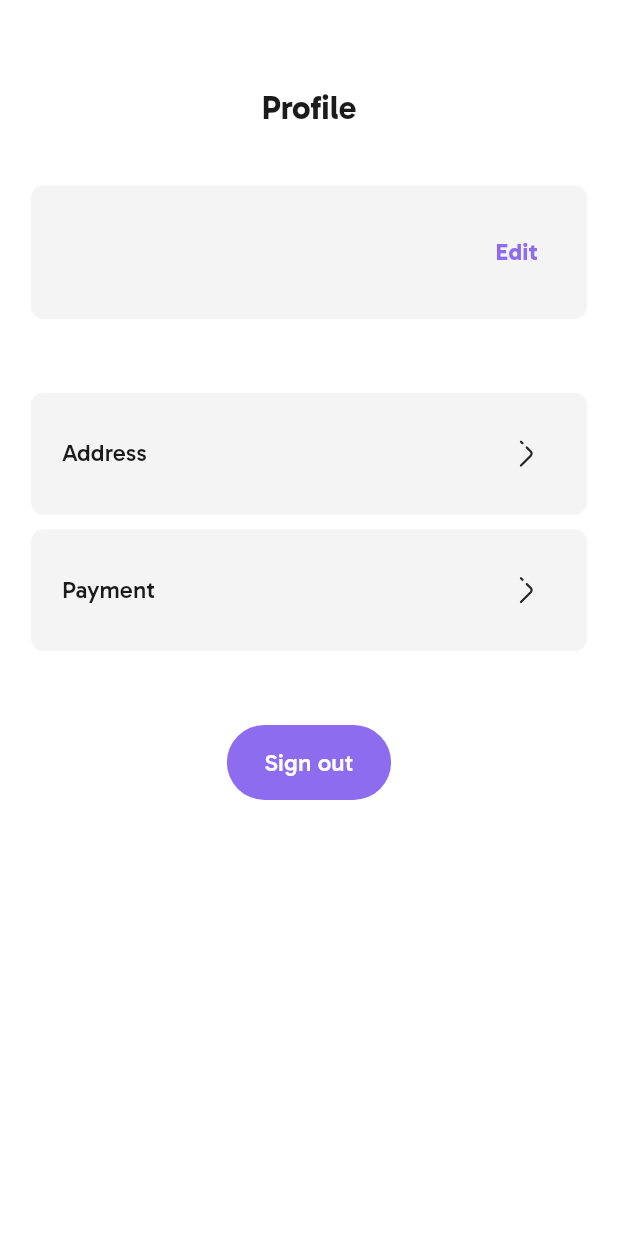
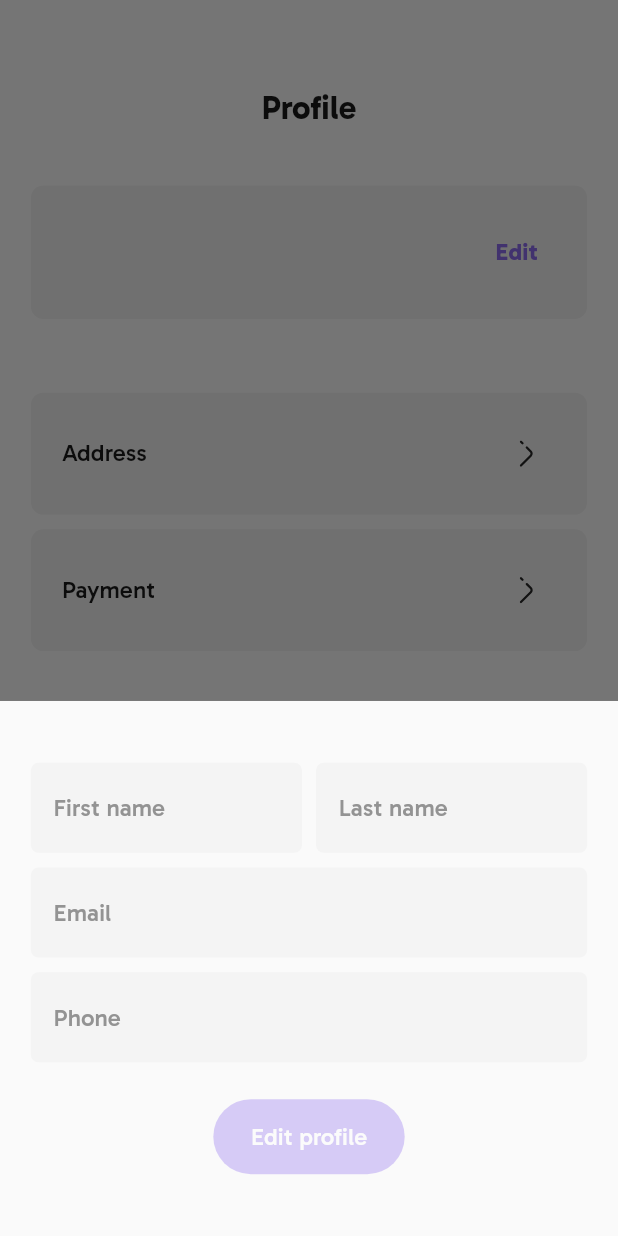
Before and after one commit to o-beckley/stitch, a Flutter app: the ProfileScreen screen opened directly, after a tap on "Edit", on a phone screen of 412 x 824 dp. Run offline on Flutter 3.47's test engine with Material 3 defaults, Android fonts, the phone set to English and light mode, and no system bars; our stand-ins replace cached_network_image, cloud_firestore, firebase_auth, firebase_core, flutter_screenutil, flutter_svg and 3 more; accounts and stored records are empty.

Commit message:
- Made a minor change to the address card - Created a form to edit the profile screen

```diff
--- a/lib/screens/home/address_screen.dart
+++ b/lib/screens/home/address_screen.dart
@@ -67,7 +67,8 @@ class _AddressScreenState extends State<AddressScreen> {
                         )
                     ),
                     child: CustomTile(
-                      title: "${address.street}, ${address.city}\n${address.state}, ${address.country}",
+                      title: "${address.street}, ${address.city}",
+                      subtitle: "${address.state}, ${address.country}",
                       trailing: CustomTextButton(
                         label: "Edit",
                         color: context.watch<UIColors>().primary,
--- a/lib/screens/home/profile_screen.dart
+++ b/lib/screens/home/profile_screen.dart
@@ -11,6 +11,7 @@ import 'package:stitch/utils/router_utils.dart';
 import 'package:stitch/widgets/app_bar.dart';
 import 'package:stitch/widgets/buttons.dart';
 import 'package:stitch/widgets/custom_tile.dart';
+import 'package:stitch/widgets/profile_form.dart';
 
 class ProfileScreen extends StatefulWidget {
   const ProfileScreen({super.key});
@@ -43,7 +44,17 @@ class _ProfileScreenState extends State<ProfileScreen> {
                   label: "Edit",
                   color: context.watch<UIColors>().primary,
                   onTap: (){
-                    // TODO: navigate to edit profile screen or show a modal bottom sheet? 🙂
+                    showModalBottomSheet(
+                        context: context,
+                        isScrollControlled: true,
+                        shape: RoundedRectangleBorder(),
+                        builder: (context){
+                          return Padding(
+                            padding: EdgeInsets.only(bottom: MediaQuery.of(context).viewInsets.bottom),
+                            child: ProfileForm(),
+                          );
+                        }
+                    );
                   },
                 ),
               ),
--- /dev/null
+++ b/lib/widgets/profile_form.dart
@@ -0,0 +1,123 @@
+import 'package:flutter/material.dart';
+import 'package:flutter_screenutil/flutter_screenutil.dart';
+import 'package:go_router/go_router.dart';
+import 'package:provider/provider.dart';
+import 'package:stitch/network_services/user_management_service.dart';
+import 'package:stitch/utils/toasts.dart';
+import 'package:stitch/widgets/buttons.dart';
+import 'package:stitch/widgets/text_field.dart';
+
+class ProfileForm extends StatefulWidget {
+
+  const ProfileForm({super.key});
+
+  @override
+  State<ProfileForm> createState() => _ProfileFormState();
+}
+
+class _ProfileFormState extends State<ProfileForm> {
+  final TextEditingController emailController = TextEditingController();
+  final TextEditingController phoneController = TextEditingController();
+  final TextEditingController firstNameController = TextEditingController();
+  final TextEditingController lastNameController = TextEditingController();
+
+  final FocusNode emailFocus = FocusNode();
+  final FocusNode phoneFocus = FocusNode();
+  final FocusNode firstNameFocus = FocusNode();
+  final FocusNode lastNameFocus = FocusNode();
+
+  @override void initState(){
+    super.initState();
+    final currentUser = context.read<UserManagementService>().currentUser;
+    if(currentUser != null){
+      emailController.text = currentUser.email ?? "";
+      phoneController.text = currentUser.phoneNumber ?? "";
+      firstNameController.text = currentUser.firstName ?? "";
+      lastNameController.text = currentUser.lastName ?? "";
+    }
+  }
+
+  @override
+  Widget build(BuildContext context) {
+    return Container(
+      decoration: BoxDecoration(
+          borderRadius: BorderRadius.circular(0.05.sw)
+      ),
+      child: Padding(
+          padding: EdgeInsets.symmetric(
+              vertical: 0.1.sw,
+              horizontal: 0.05.sw
+          ),
+          child: SingleChildScrollView(
+            child: Column(
+                mainAxisSize: MainAxisSize.min,
+                children: [
+                  Row(
+                    mainAxisAlignment: MainAxisAlignment.spaceBetween,
+                    children: [
+                      Flexible(
+                        child: CustomTextField(
+                          hintText: "First name",
+                          controller: firstNameController,
+                          focusNode: firstNameFocus,
+                          onEditingComplete: () => FocusScope.of(context).requestFocus(lastNameFocus),
+                        ),
+                      ),
+                      0.02.sw.horizontalSpace,
+                      Flexible(
+                        child: CustomTextField(
+                          hintText: "Last name",
+                          controller: lastNameController,
+                          focusNode: lastNameFocus,
+                          onEditingComplete: () => FocusScope.of(context).requestFocus(emailFocus),
+                        ),
+                      ),
+                    ],
+                  ),
+                  0.02.sw.verticalSpace,
+                  CustomTextField(
+                    hintText: "Email",
+                    controller: emailController,
+                    focusNode: emailFocus,
+                    onEditingComplete: () => FocusScope.of(context).requestFocus(phoneFocus),
+                  ),
+                  0.02.sw.verticalSpace,
+                  CustomTextField(
+                    hintText: "Phone",
+                    controller: phoneController,
+                    focusNode: phoneFocus,
+                    onEditingComplete: () => FocusScope.of(context).requestFocus(FocusNode()),
+                  ),
+                  0.05.sw.verticalSpace,
+                  CustomFilledButton(
+                      label: "Edit profile",
+                      onTap: _editProfile,
+                      disabled: <String>[
+                        emailController.text,
+                        phoneController.text,
+                        firstNameController.text,
+                        lastNameController.text,
+                      ].any((e) => e.isEmpty)
+                  )
+                ]
+            ),
+          )
+      ),
+    );
+  }
+  void _editProfile() async {
+    final userService = context.read<UserManagementService>();
+    final bool successful = await userService.updateProfile(
+      firstName: firstNameController.text,
+      lastName: lastNameController.text,
+      email: emailController.text,
+      phoneNumber: phoneController.text,
+    );
+    if (mounted && !successful){
+      Toasts.showToast("There was a problem editing your profile", context);
+    }
+    if(mounted && context.canPop()){
+      context.pop();
+    }
+  }
+}
```
